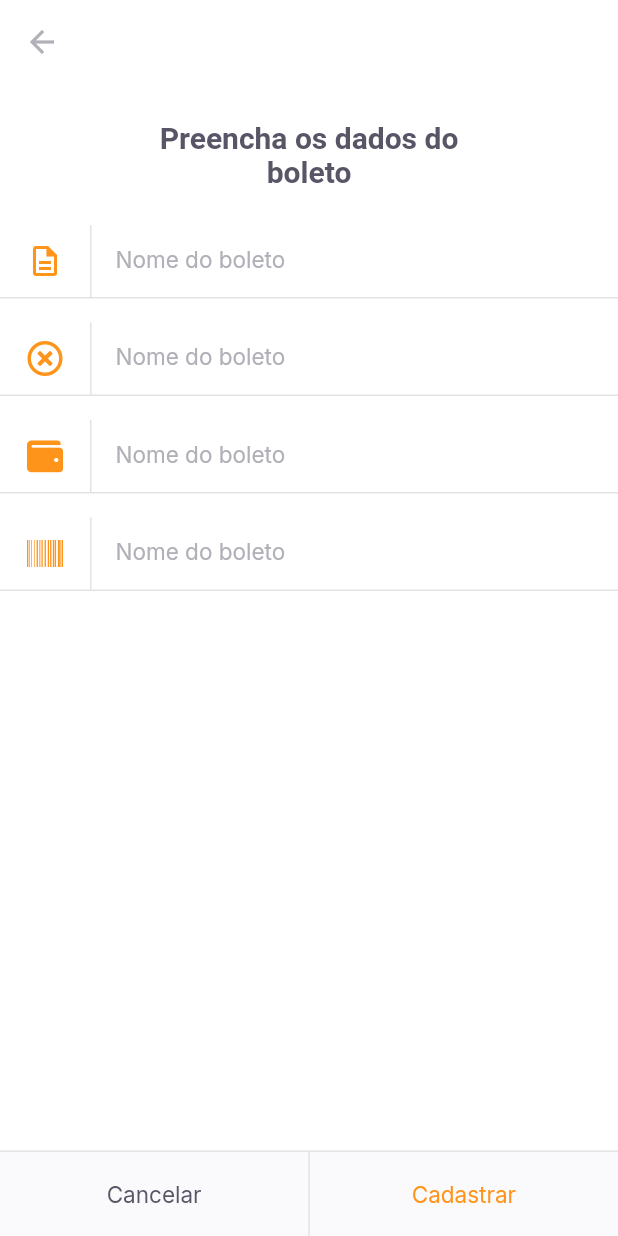
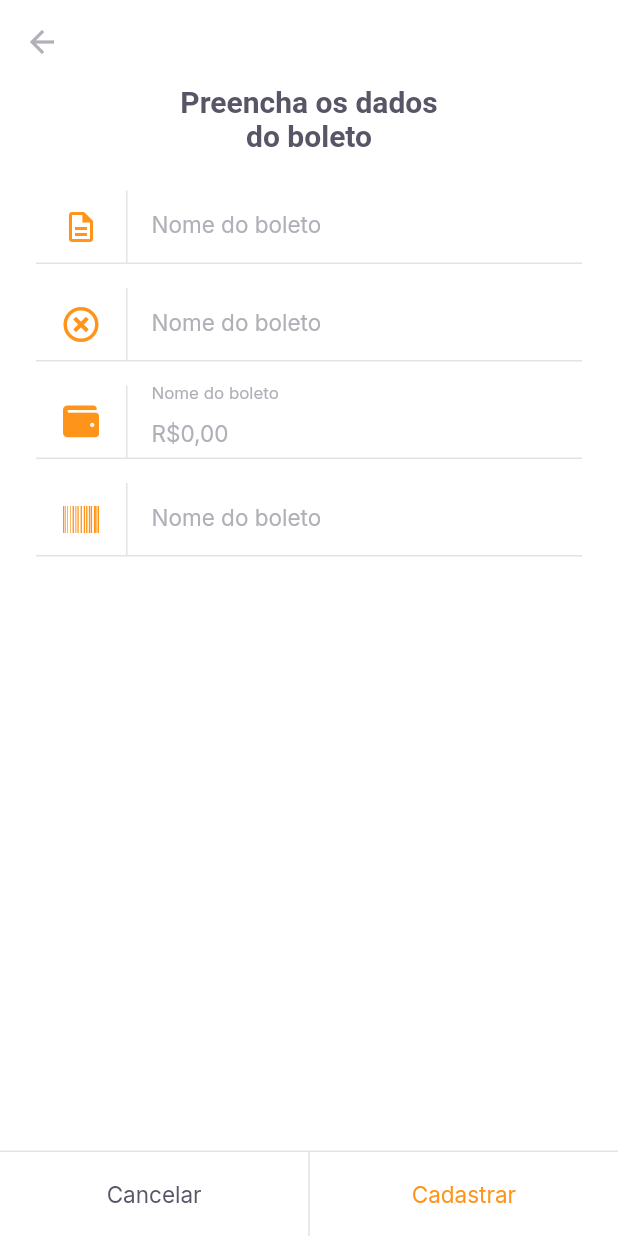
Before and after one commit to Tsilva16/pay_flow, a Flutter app: the InsertBoletoPage screen opened by its route, on a phone screen of 412 x 824 dp. Run offline on Flutter 3.47's test engine with Material 2 defaults, Android fonts, the phone set to English and light mode, and no system bars; our stand-ins replace camera, firebase_core, flutter_masked_text2, font_awesome_flutter, google_fonts, google_sign_in and 2 more; missing offline and left inert: google_ml_kit; accounts and stored records are empty.

Commit message:
FunctionSaveBoleto

```diff
--- /dev/null
+++ b/lib/modules/insert_boleto/insert_boleto_controller.dart
@@ -0,0 +1,49 @@
+import 'package:flutter/cupertino.dart';
+import 'package:payflow/shared/models/boleto_model.dart';
+import 'package:shared_preferences/shared_preferences.dart';
+
+class InsertBoletoController{
+  final formKey = GlobalKey<FormState>();
+  BoletoModel model = BoletoModel();
+
+
+  String? validateName(String? value) =>
+      value?.isEmpty ?? true ? "O nome não pode ser vazio" : null;
+  String? validateVencimento(String? value) =>
+      value?.isEmpty ?? true ? "A data de vencimento não pode ser vazio" : null;
+  String? validateValor(double value) =>
+      value == 0 ? "Insira um valor maior que R\$ 0,00" : null;
+  String? validateCodigo(String? value) =>
+      value?.isEmpty ?? true ? "O código do boleto não pode ser vazio" : null;
+
+
+void onChange({
+  String? name,
+  String? dueDate,
+  double? value,
+  String? barcode,
+  }){
+model = model.copyWith(
+  name: name,
+  dueDate: dueDate,
+  value: value,
+  barcode: barcode,
+);
+}
+Future<void> saveBoleto () async{
+
+    final instance = await SharedPreferences.getInstance();
+    final boletos = instance.getStringList("boletos") ?? <String>[];
+    boletos.add(model.toJson());
+    await instance.setStringList("boletos", boletos);
+    return;
+
+}
+
+Future<void> cadastrarBoleto() async{
+  final form = formKey.currentState;
+  if(form!.validate()){
+    return saveBoleto();
+  }
+}
+}
--- a/lib/modules/insert_boleto/insert_boleto_page.dart
+++ b/lib/modules/insert_boleto/insert_boleto_page.dart
@@ -1,12 +1,38 @@
 import 'package:flutter/material.dart';
+import 'package:flutter_masked_text2/flutter_masked_text2.dart';
 import 'package:font_awesome_flutter/font_awesome_flutter.dart';
+import 'package:payflow/modules/insert_boleto/insert_boleto_controller.dart';
 import 'package:payflow/shared/themes/app_colors.dart';
 import 'package:payflow/shared/themes/app_text_styles.dart';
 import 'package:payflow/shared/widgets/input_text/input_text_widget.dart';
 import 'package:payflow/shared/widgets/set_label_buttons/set_label_buttons.dart';
 
-class InsertBoletoPage extends StatelessWidget {
-  const InsertBoletoPage({ Key? key }) : super(key: key);
+class InsertBoletoPage extends StatefulWidget {
+  final String? barcode;
+  const InsertBoletoPage({ Key? key, this.barcode }) : super(key: key);
+
+  @override
+  _InsertBoletoPageState createState() => _InsertBoletoPageState();
+}
+
+class _InsertBoletoPageState extends State<InsertBoletoPage> {
+  final controller = InsertBoletoController();
+  final moneyInputTextController = MoneyMaskedTextController(
+    leftSymbol: "R\$",
+    decimalSeparator:",",
+    );
+
+  final dueDateInputTextController = MaskedTextController(mask:"00/00/0000");
+  final barcodeInputTextController = TextEditingController();
+
+  @override
+  void initState() {
+    if (widget.barcode != null){
+      barcodeInputTextController.text = widget.barcode!;
+    }
+    super.initState();
+  }
+
 
   @override
   Widget build(BuildContext context) {
@@ -17,44 +43,78 @@ class InsertBoletoPage extends StatelessWidget {
         elevation: 0,
         leading: BackButton(color: AppColors.input,),
       ),
-      body: Column(
+      body: SingleChildScrollView(
+              child: Padding(
+          padding: const EdgeInsets.symmetric(horizontal: 24),
+          child: Column(
             crossAxisAlignment: CrossAxisAlignment.center,
             children:[
               Padding(
-            padding: const EdgeInsets.symmetric(horizontal: 93, vertical: 24),
+                padding: const EdgeInsets.symmetric(horizontal: 93,),
                 child: Text("Preencha os dados do boleto",
                 style: TextStyles.titleBoldHeading,
                 textAlign: TextAlign.center,
                 ),
               ),
+              SizedBox(
+                height: 25,
+              ),
+              Form(
+                key: controller.formKey,
+                child: Column(
+                  children:[
                   InputTextWidget(
                 label:"Nome do Boleto",
                 icon: Icons.description_outlined,
-            onChanged: (value) {},
+                validator: controller.validateName,
+                onChanged: (value) {
+                  controller.onChange(name: value);
+                },
               ),
               InputTextWidget(
+                controller: dueDateInputTextController,
                 label:"Vencimento",
                 icon: FontAwesomeIcons.timesCircle,
-            onChanged: (value) {},
+                validator: controller.validateVencimento,
+                onChanged: (value) {
+                  controller.onChange(dueDate: value);
+                },
               ),
               InputTextWidget(
+                controller: moneyInputTextController,
                 label:"Valor",
                 icon: FontAwesomeIcons.wallet,
-            onChanged: (value) {},
+                validator: (_)=> controller.validateValor(moneyInputTextController.numberValue),
+                onChanged: (value) {
+                  controller.onChange(value: moneyInputTextController.numberValue);
+                },
               ),
               InputTextWidget(
+                controller: barcodeInputTextController,
                 label:"Codigo",
                 icon: FontAwesomeIcons.barcode,
-            onChanged: (value) {},
+                validator: controller.validateCodigo,
+                onChanged: (value) {
+                  controller.onChange(barcode: value);
+                },
               )
                   ],
+                ),
+              )
+            ],
+          ),
+        ),
       ),
       bottomNavigationBar: SetLabelButtons(
         enableSecondaryColor: true,
         primaryLabel: "Cancelar",
-        primaryOnPressed: () {},
+        primaryOnPressed: () {
+          Navigator.pop(context);
+        },
         secondaryLabel: "Cadastrar",
-        secondaryOnPressed: () {},
+        secondaryOnPressed: () {
+          controller.cadastrarBoleto();
+        },
       ),
     );
   }
--- /dev/null
+++ b/lib/shared/models/boleto_model.dart
@@ -0,0 +1,75 @@
+import 'dart:convert';
+
+class BoletoModel {
+  final String? name;
+  final String? dueDate;
+  final double? value;
+  final String? barcode;
+  BoletoModel({
+    this.name,
+    this.dueDate,
+    this.value,
+    this.barcode,
+  });
+
+  BoletoModel copyWith({
+    String? name,
+    String? dueDate,
+    double? value,
+    String? barcode,
+  }) {
+    return BoletoModel(
+      name: name ?? this.name,
+      dueDate: dueDate ?? this.dueDate,
+      value: value ?? this.value,
+      barcode: barcode ?? this.barcode,
+    );
+  }
+
+  Map<String, dynamic> toMap() {
+    return {
+      'name': name,
+      'dueDate': dueDate,
+      'value': value,
+      'barcode': barcode,
+    };
+  }
+
+  factory BoletoModel.fromMap(Map<String, dynamic> map) {
+    return BoletoModel(
+      name: map['name'],
+      dueDate: map['dueDate'],
+      value: map['value'],
+      barcode: map['barcode'],
+    );
+  }
+
+  String toJson() => json.encode(toMap());
+
+  factory BoletoModel.fromJson(String source) =>
+      BoletoModel.fromMap(json.decode(source));
+
+  @override
+  String toString() {
+    return 'BoletoModel(name: $name, dueDate: $dueDate, value: $value, barcode: $barcode)';
+  }
+
+  @override
+  bool operator ==(Object other) {
+    if (identical(this, other)) return true;
+
+    return other is BoletoModel &&
+        other.name == name &&
+        other.dueDate == dueDate &&
+        other.value == value &&
+        other.barcode == barcode;
+  }
+
+  @override
+  int get hashCode {
+    return name.hashCode ^
+    dueDate.hashCode ^
+    value.hashCode ^
+    barcode.hashCode;
+  }
+}
--- a/lib/shared/widgets/set_label_buttons/set_label_buttons.dart
+++ b/lib/shared/widgets/set_label_buttons/set_label_buttons.dart
@@ -24,7 +24,7 @@ class SetLabelButtons extends StatelessWidget {
   @override
   Widget build(BuildContext context) {
     return Container(
-          color: AppColors.shape,
+          color: AppColors.background,
           height: 57,
           child: Column(
             mainAxisSize: MainAxisSize.min,
--- a/pubspec.yaml
+++ b/pubspec.yaml
@@ -37,6 +37,7 @@ dependencies:
   camera: ^0.8.1+3
   image_picker: ^0.8.1+1
   font_awesome_flutter: ^9.1.0
+  flutter_masked_text2: ^0.9.1
 
 dev_dependencies:
   flutter_test:
```
Also changed, not shown: pubspec.lock. Lines whose indentation alone changed are shown as unchanged.
